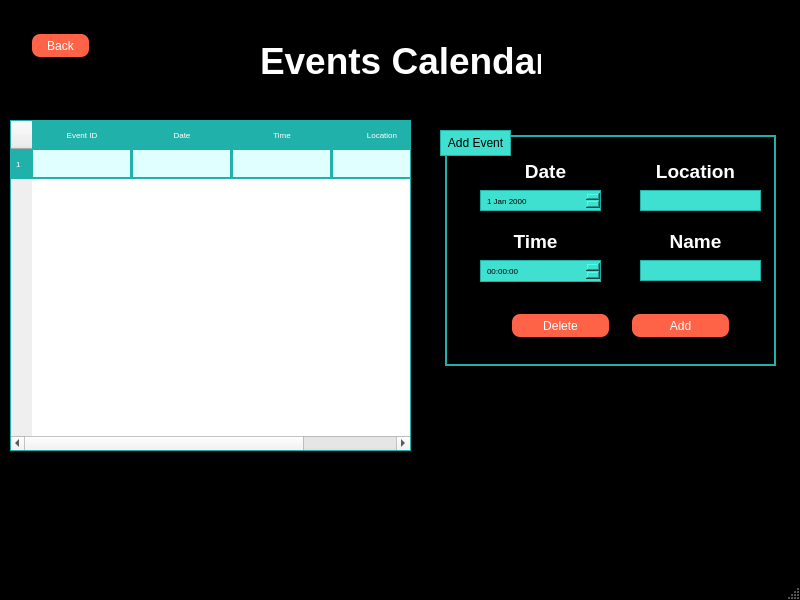
Old version of the form EventsCalender.ui in the repository hak-huzaifa/HUSG-Management-System.
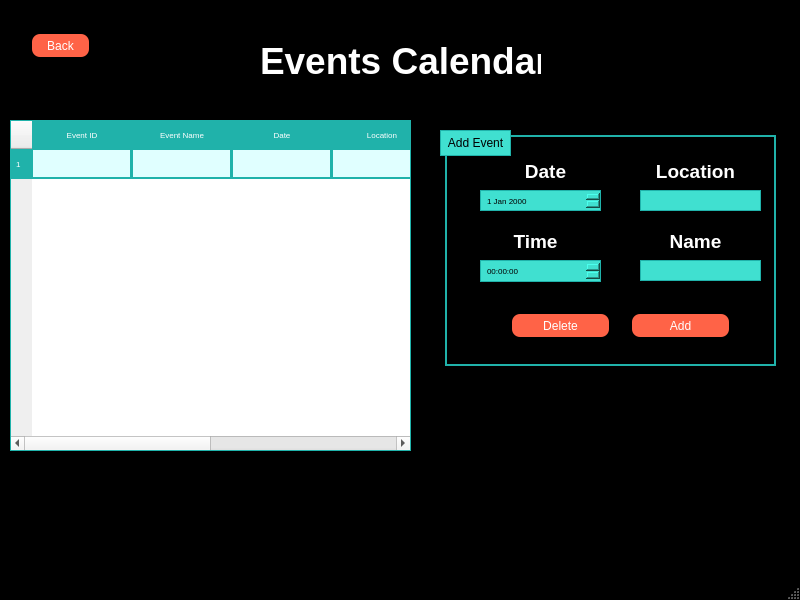
New version of the form.

```diff
--- a/EventsCalender.ui
+++ b/EventsCalender.ui
@@ -507,21 +507,31 @@
       <string>Event ID</string>
      </property>
     </column>
+    <column>
+     <property name="text">
+      <string>Event Name</string>
+     </property>
+    </column>
     <column>
      <property name="text">
       <string>Date</string>
      </property>
     </column>
-    <column>
-     <property name="text">
-      <string>Time</string>
-     </property>
-    </column>
     <column>
      <property name="text">
       <string>Location</string>
      </property>
     </column>
+    <column>
+     <property name="text">
+      <string>Time</string>
+     </property>
+    </column>
+    <column>
+     <property name="text">
+      <string>Created by</string>
+     </property>
+    </column>
     <item row="0" column="0">
      <property name="text">
       <string/>
```
